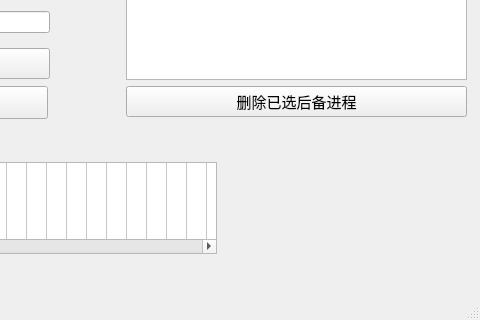
This is Window.ui in Misaka-9982/cpuProgressControlSimulation as Qt 5 draws it before an edit; both pictures show x 654 to 1134 and y 534 to 854 of the 1134 by 854 pixel window. The edited form follows.
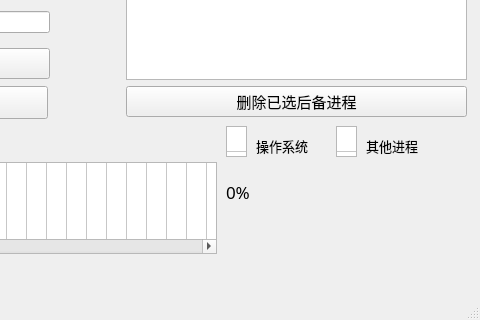
This is the edited form.

Commit message: 完善内存占用条显示

```diff
--- a/Window.ui
+++ b/Window.ui
@@ -874,6 +874,147 @@
      <string>终止已选正在运行进程</string>
     </property>
    </widget>
+   <widget class="QLabel" name="MemoryNumLabel">
+    <property name="geometry">
+     <rect>
+      <x>880</x>
+      <y>710</y>
+      <width>241</width>
+      <height>32</height>
+     </rect>
+    </property>
+    <property name="font">
+     <font>
+      <family>微软雅黑</family>
+      <pointsize>13</pointsize>
+     </font>
+    </property>
+    <property name="text">
+     <string>0%  </string>
+    </property>
+   </widget>
+   <widget class="QTableWidget" name="OsLabel">
+    <property name="geometry">
+     <rect>
+      <x>880</x>
+      <y>660</y>
+      <width>21</width>
+      <height>31</height>
+     </rect>
+    </property>
+    <property name="editTriggers">
+     <set>QAbstractItemView::NoEditTriggers</set>
+    </property>
+    <property name="selectionMode">
+     <enum>QAbstractItemView::NoSelection</enum>
+    </property>
+    <property name="rowCount">
+     <number>1</number>
+    </property>
+    <property name="columnCount">
+     <number>1</number>
+    </property>
+    <attribute name="horizontalHeaderVisible">
+     <bool>false</bool>
+    </attribute>
+    <attribute name="horizontalHeaderDefaultSectionSize">
+     <number>25</number>
+    </attribute>
+    <attribute name="horizontalHeaderMinimumSectionSize">
+     <number>25</number>
+    </attribute>
+    <attribute name="verticalHeaderVisible">
+     <bool>false</bool>
+    </attribute>
+    <attribute name="verticalHeaderDefaultSectionSize">
+     <number>25</number>
+    </attribute>
+    <attribute name="verticalHeaderMinimumSectionSize">
+     <number>25</number>
+    </attribute>
+    <row/>
+    <column/>
+   </widget>
+   <widget class="QTableWidget" name="OtherLabel">
+    <property name="geometry">
+     <rect>
+      <x>990</x>
+      <y>660</y>
+      <width>21</width>
+      <height>31</height>
+     </rect>
+    </property>
+    <property name="editTriggers">
+     <set>QAbstractItemView::NoEditTriggers</set>
+    </property>
+    <property name="selectionMode">
+     <enum>QAbstractItemView::NoSelection</enum>
+    </property>
+    <property name="rowCount">
+     <number>1</number>
+    </property>
+    <property name="columnCount">
+     <number>1</number>
+    </property>
+    <attribute name="horizontalHeaderVisible">
+     <bool>false</bool>
+    </attribute>
+    <attribute name="horizontalHeaderDefaultSectionSize">
+     <number>25</number>
+    </attribute>
+    <attribute name="horizontalHeaderMinimumSectionSize">
+     <number>25</number>
+    </attribute>
+    <attribute name="verticalHeaderVisible">
+     <bool>false</bool>
+    </attribute>
+    <attribute name="verticalHeaderDefaultSectionSize">
+     <number>25</number>
+    </attribute>
+    <attribute name="verticalHeaderMinimumSectionSize">
+     <number>25</number>
+    </attribute>
+    <row/>
+    <column/>
+   </widget>
+   <widget class="QLabel" name="label">
+    <property name="geometry">
+     <rect>
+      <x>910</x>
+      <y>670</y>
+      <width>71</width>
+      <height>20</height>
+     </rect>
+    </property>
+    <property name="font">
+     <font>
+      <family>微软雅黑</family>
+      <pointsize>10</pointsize>
+     </font>
+    </property>
+    <property name="text">
+     <string>操作系统</string>
+    </property>
+   </widget>
+   <widget class="QLabel" name="label_7">
+    <property name="geometry">
+     <rect>
+      <x>1020</x>
+      <y>670</y>
+      <width>71</width>
+      <height>20</height>
+     </rect>
+    </property>
+    <property name="font">
+     <font>
+      <family>微软雅黑</family>
+      <pointsize>10</pointsize>
+     </font>
+    </property>
+    <property name="text">
+     <string>其他进程</string>
+    </property>
+   </widget>
   </widget>
   <widget class="QMenuBar" name="menubar">
    <property name="geometry">
```
Left out of the diff: 3 changed lines with no effect on the pictures. The commit also changes 2 other files.
